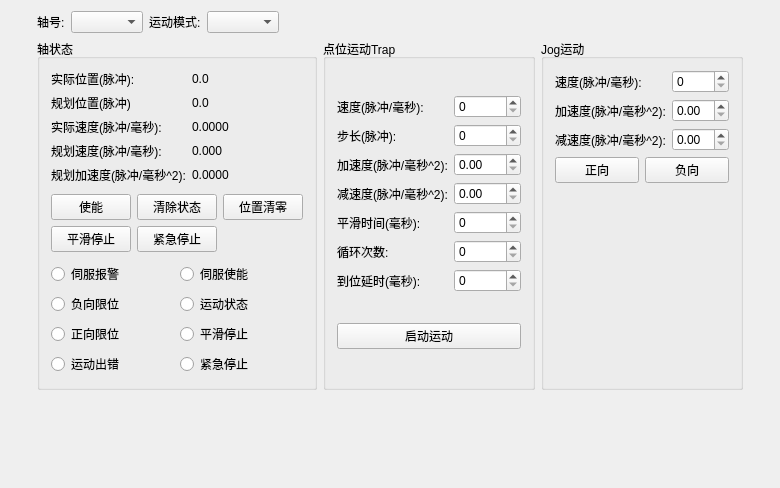
Old version of the form GTSController/AxisWidget.ui in the repository whisper512/GTS.
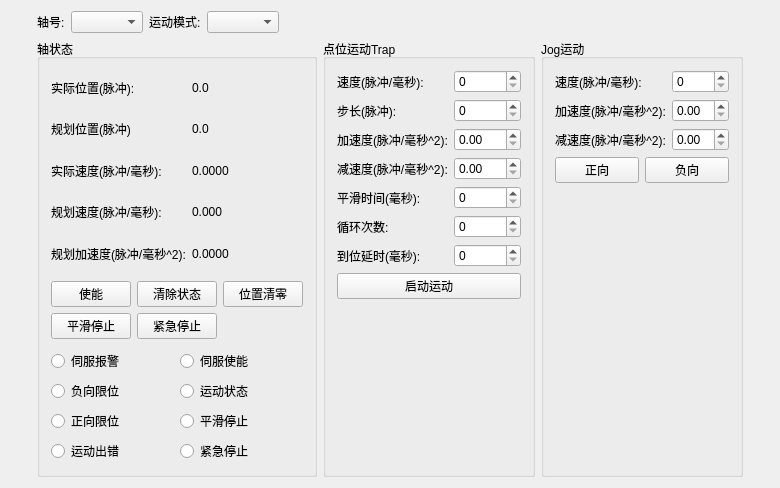
New version of the form.

The edit to the form file:
```diff
--- a/GTSController/AxisWidget.ui
+++ b/GTSController/AxisWidget.ui
@@ -14,8 +14,8 @@
    <string>CAxisWidget</string>
   </property>
   <layout class="QGridLayout" name="gridLayout_6">
-   <item row="1" column="1">
-    <spacer name="verticalSpacer_2">
+   <item row="0" column="0">
+    <spacer name="horizontalSpacer_2">
      <property name="orientation">
       <enum>Qt::Vertical</enum>
      </property>
@@ -348,6 +348,19 @@
             </property>
            </widget>
           </item>
+          <item>
+           <spacer name="verticalSpacer_2">
+            <property name="orientation">
+             <enum>Qt::Vertical</enum>
+            </property>
+            <property name="sizeHint" stdset="0">
+             <size>
+              <width>20</width>
+              <height>40</height>
+             </size>
+            </property>
+           </spacer>
+          </item>
          </layout>
         </widget>
        </item>
```
Left out of the diff: 19 changed lines with no effect on the pictures.
